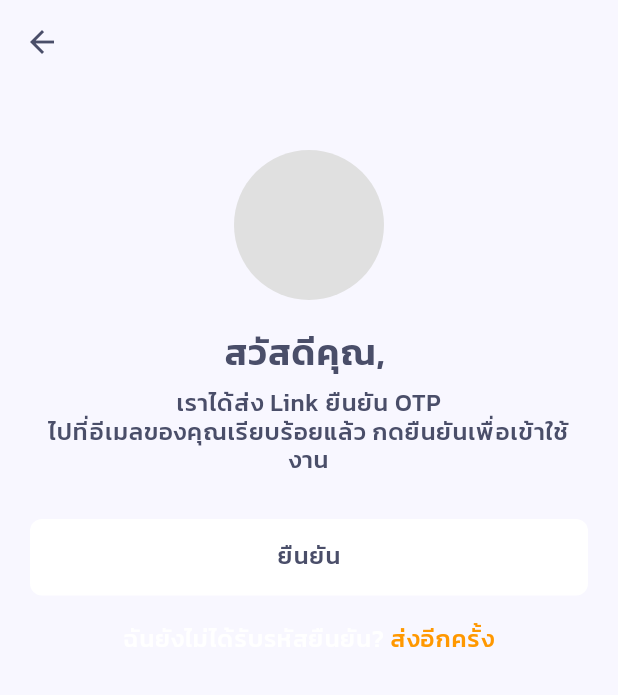
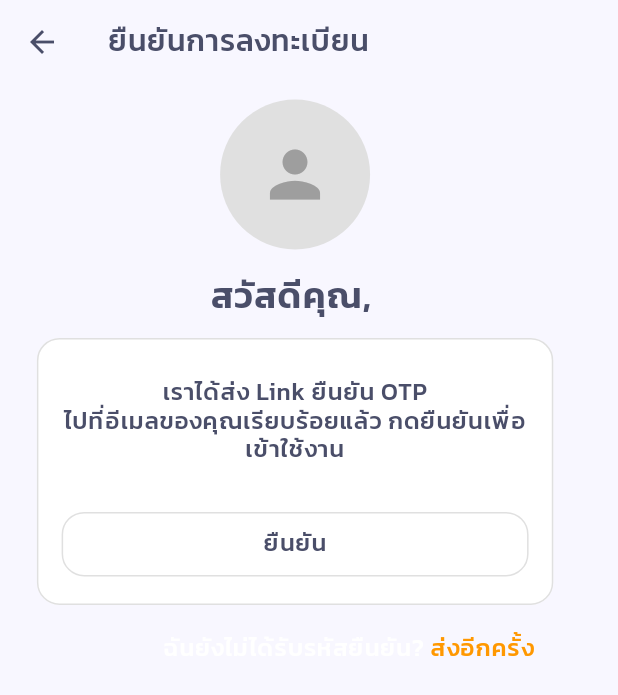
Before and after one commit to pumpkinn7/vocabtree, a Flutter app: the OTPVerificationScreen screen opened by its route, on a phone screen of 412 x 824 dp. Shown: the top 695 px of the screen. Run offline on Flutter 3.47's test engine with Material 3 defaults, Android fonts, the phone set to English and light mode, and no system bars; our stand-ins replace card_swiper, cloud_firestore, firebase_auth, firebase_core, firebase_storage, fl_chart and 5 more; missing offline and left inert: day_night_switcher, translator; accounts and stored records are empty; network calls fail.

Commit message:
OTPVerificationScreen

```diff
--- a/lib/features/auth/screens/otp_verification_screen.dart
+++ b/lib/features/auth/screens/otp_verification_screen.dart
@@ -1,12 +1,14 @@
 // ignore_for_file: library_private_types_in_public_api, use_build_context_synchronously
 
 import 'dart:io';
-
-import 'package:cloud_firestore/cloud_firestore.dart';
 import 'package:firebase_auth/firebase_auth.dart';
-import 'package:flutter/gestures.dart';
 import 'package:flutter/material.dart';
-import 'package:vocabtree/core/theme/text_styles.dart';
+import 'package:vocabtree/core/utils/responsive_helper.dart';
+import 'package:vocabtree/features/auth/services/email_verification_service.dart';
+import 'package:vocabtree/features/auth/widgets/otp/otp_header.dart';
+import 'package:vocabtree/features/auth/widgets/otp/otp_instructions.dart';
+import 'package:vocabtree/features/auth/widgets/otp/resend_link.dart';
+import 'package:vocabtree/features/auth/widgets/otp/verification_button.dart';
 
 class OTPVerificationScreen extends StatefulWidget {
   final String email;
@@ -32,155 +34,120 @@ class OTPVerificationScreen extends StatefulWidget {
 
 class _OTPVerificationScreenState extends State<OTPVerificationScreen> {
   User? user;
-  bool isUserCreated = false;
-
-  Future<void> _verifyEmail() async {
-    try {
-      await user!.reload();
-      User? refreshedUser = FirebaseAuth.instance.currentUser;
-
-      if (refreshedUser != null && refreshedUser.emailVerified) {
-        await FirebaseFirestore.instance
-            .collection('users')
-            .doc(refreshedUser.uid)
-            .set({
-          'username': widget.username,
-          'email': widget.email,
-          'profileImageUrl': widget.profileImageUrl,
-        });
-
-        Navigator.pushNamedAndRemoveUntil(
-          context,
-          '/account-success',
-          (Route<dynamic> route) => false,
-        );
-      } else {
-        ScaffoldMessenger.of(context).showSnackBar(
-          const SnackBar(content: Text('อีเมลยังไม่ได้รับการยืนยัน')),
-        );
-      }
-    } catch (e) {
-      ScaffoldMessenger.of(context).showSnackBar(
-        SnackBar(content: Text('Error: ${e.toString()}')),
-      );
-    }
-  }
-
-  Future<void> _resendVerificationEmail() async {
-    try {
-      await user!.sendEmailVerification();
-      ScaffoldMessenger.of(context).showSnackBar(
-        const SnackBar(content: Text('ลิงก์ยืนยันถูกส่งไปที่อีเมลของคุณแล้ว')),
-      );
-    } on FirebaseAuthException catch (e) {
-      if (e.code == 'too-many-requests') {
-        ScaffoldMessenger.of(context).showSnackBar(
-          const SnackBar(
-            content: Text('เราส่งไปแล้วนะ รอเวลาสักครู่ค่อยลองกดใหม่'),
-          ),
-        );
-      } else {
-        ScaffoldMessenger.of(context).showSnackBar(
-          SnackBar(content: Text('Error: ${e.message}')),
-        );
-      }
-    } catch (e) {
-      ScaffoldMessenger.of(context).showSnackBar(
-        SnackBar(content: Text('Error: ${e.toString()}')),
-      );
-    }
-  }
+  late EmailVerificationService _verificationService;
+  bool _isLoading = false; // เพิ่มตัวแปรสำหรับติดตามสถานะการโหลด
 
   @override
   void initState() {
     super.initState();
     user = widget.user;
+    _verificationService = EmailVerificationService(context);
+  }
+
+  Future<void> _handleVerifyEmail() async {
+    setState(() {
+      _isLoading = true;
+    });
+
+    try {
+      await _verificationService.verifyEmail(
+        user!,
+        widget.username,
+        widget.email,
+        widget.profileImageUrl,
+      );
+    } finally {
+      if (mounted) {
+        setState(() {
+          _isLoading = false;
+        });
+      }
+    }
+  }
+
+  Future<void> _handleResendVerification() async {
+    await _verificationService.resendVerificationEmail(user!);
   }
 
   @override
   Widget build(BuildContext context) {
+    double screenWidth = MediaQuery.of(context).size.width;
+    double widthFactor = 0.95;
+
+    if (screenWidth > 1200) {
+      widthFactor = 0.4;
+    } else if (screenWidth > 600) {
+      widthFactor = 0.6;
+    }
+
     return Scaffold(
       extendBodyBehindAppBar: true,
       appBar: AppBar(
+        title: const Text('ยืนยันการลงทะเบียน'),
         leading: IconButton(
           icon: const Icon(Icons.arrow_back),
-          onPressed: () {
-            Navigator.pop(context);
-          },
+          onPressed: () => Navigator.pop(context),
         ),
         backgroundColor: Colors.transparent,
         elevation: 0,
       ),
-      body: Padding(
-        padding: const EdgeInsets.symmetric(horizontal: 20),
+      body: SafeArea(
         child: SingleChildScrollView(
+          padding: EdgeInsets.fromLTRB(
+            ResponsiveHelper.getScreenWidth(context) * 0.05,
+            ResponsiveHelper.getVerticalSpacing(context) * 0.02,
+            ResponsiveHelper.getScreenWidth(context) * 0.05,
+            0,
+          ),
+          child: FractionallySizedBox(
+            widthFactor: widthFactor,
             child: Column(
-            crossAxisAlignment: CrossAxisAlignment.start,
               children: [
-              const SizedBox(height: 100),
-              Center(
-                child: CircleAvatar(
-                  radius: 50,
-                  backgroundColor: Colors.grey[300],
-                  backgroundImage: widget.profileImageFile != null
-                      ? FileImage(widget.profileImageFile!)
-                      : null,
+                OtpHeader(
+                  username: widget.username,
+                  profileImageFile: widget.profileImageFile,
                 ),
+                const SizedBox(height: 10), // ลดระยะห่าง
+                Card(
+                  elevation: 0,
+                  shape: RoundedRectangleBorder(
+                    borderRadius: BorderRadius.circular(15),
+                    side: BorderSide(color: Colors.grey[300]!),
                   ),
-              const SizedBox(height: 20),
-              Center(
-                child: Text(
-                  'สวัสดีคุณ, ${widget.username}',
-                  style: AppTextStyles.headline,
+                  child: Padding(
+                    padding: EdgeInsets.all(
+                      ResponsiveHelper.getScreenWidth(context) * 0.04,
                     ),
+                    child: Column(
+                      children: [
+                        const OtpInstructions(),
+                        const SizedBox(height: 20), // ลดระยะห่าง
+                        _isLoading
+                            ? const CircularProgressIndicator(
+                                color: Colors.orange)
+                            : VerificationButton(
+                                onPressed: _handleVerifyEmail,
+                                buttonText: 'ยืนยัน',
                               ),
-              const SizedBox(height: 10),
-              Center(
-                child: Text(
-                  'เราได้ส่ง Link ยืนยัน OTP\nไปที่อีเมลของคุณเรียบร้อยแล้ว กดยืนยันเพื่อเข้าใช้งาน',
-                  textAlign: TextAlign.center,
-                  style: AppTextStyles.label,
-                ),
-              ),
-              const SizedBox(height: 30),
-              SizedBox(
-                width: double.infinity,
-                child: ElevatedButton(
-                  onPressed: _verifyEmail,
-                  style: ElevatedButton.styleFrom(
-                    padding: const EdgeInsets.symmetric(vertical: 16),
-                    shape: RoundedRectangleBorder(
-                      borderRadius: BorderRadius.circular(8),
-                    ),
-                  ),
-                  child: Text(
-                    'ยืนยัน',
-                    style: AppTextStyles.label,
+                      ],
                     ),
                   ),
                 ),
-              const SizedBox(height: 20),
-              Center(
-                child: RichText(
-                  text: TextSpan(
-                    text: 'ฉันยังไม่ได้รับรหัสยืนยัน? ',
-                    style: AppTextStyles.label,
-                    children: [
-                      TextSpan(
-                        text: 'ส่งอีกครั้ง',
-                        style:
-                            AppTextStyles.label.copyWith(color: Colors.orange),
-                        recognizer: TapGestureRecognizer()
-                          ..onTap = _resendVerificationEmail,
+                Padding(
+                  padding: EdgeInsets.only(
+                    top: 16,
+                    right: ResponsiveHelper.getScreenWidth(context) * 0.04,
                   ),
-                    ],
-                  ),
+                  child: Align(
+                    alignment: Alignment.centerRight,
+                    child: ResendLink(onResend: _handleResendVerification),
                   ),
                 ),
               ],
             ),
           ),
         ),
+      ),
     );
   }
 }
--- /dev/null
+++ b/lib/features/auth/widgets/otp/otp_header.dart
@@ -0,0 +1,37 @@
+import 'dart:io';
+import 'package:flutter/material.dart';
+import 'package:vocabtree/core/theme/text_styles.dart';
+
+class OtpHeader extends StatelessWidget {
+  final String username;
+  final File? profileImageFile;
+
+  const OtpHeader({
+    super.key,
+    required this.username,
+    this.profileImageFile,
+  });
+
+  @override
+  Widget build(BuildContext context) {
+    return Column(
+      children: [
+        const SizedBox(height: 10), // ลดระยะห่างลงอีก
+        CircleAvatar(
+          radius: 50,
+          backgroundColor: Colors.grey[300],
+          backgroundImage:
+              profileImageFile != null ? FileImage(profileImageFile!) : null,
+          child: profileImageFile == null
+              ? const Icon(Icons.person, size: 50, color: Colors.grey)
+              : null,
+        ),
+        const SizedBox(height: 16), // ลดระยะห่าง
+        Text(
+          'สวัสดีคุณ, $username',
+          style: AppTextStyles.headline,
+        ),
+      ],
+    );
+  }
+}
--- /dev/null
+++ b/lib/features/auth/widgets/otp/otp_instructions.dart
@@ -0,0 +1,18 @@
+import 'package:flutter/material.dart';
+import 'package:vocabtree/core/theme/text_styles.dart';
+
+class OtpInstructions extends StatelessWidget {
+  const OtpInstructions({super.key});
+
+  @override
+  Widget build(BuildContext context) {
+    return Padding(
+      padding: const EdgeInsets.symmetric(vertical: 10),
+      child: Text(
+        'เราได้ส่ง Link ยืนยัน OTP\nไปที่อีเมลของคุณเรียบร้อยแล้ว กดยืนยันเพื่อเข้าใช้งาน',
+        textAlign: TextAlign.center,
+        style: AppTextStyles.label,
+      ),
+    );
+  }
+}
--- /dev/null
+++ b/lib/features/auth/widgets/otp/resend_link.dart
@@ -0,0 +1,29 @@
+import 'package:flutter/gestures.dart';
+import 'package:flutter/material.dart';
+import 'package:vocabtree/core/theme/text_styles.dart';
+
+class ResendLink extends StatelessWidget {
+  final VoidCallback onResend;
+
+  const ResendLink({
+    super.key,
+    required this.onResend,
+  });
+
+  @override
+  Widget build(BuildContext context) {
+    return RichText(
+      text: TextSpan(
+        text: 'ฉันยังไม่ได้รับรหัสยืนยัน? ',
+        style: AppTextStyles.label,
+        children: [
+          TextSpan(
+            text: 'ส่งอีกครั้ง',
+            style: AppTextStyles.label.copyWith(color: Colors.orange),
+            recognizer: TapGestureRecognizer()..onTap = onResend,
+          ),
+        ],
+      ),
+    );
+  }
+}
--- /dev/null
+++ b/lib/features/auth/widgets/otp/verification_button.dart
@@ -0,0 +1,28 @@
+import 'package:flutter/material.dart';
+import 'package:vocabtree/core/theme/text_styles.dart';
+
+class VerificationButton extends StatelessWidget {
+  final VoidCallback onPressed;
+  final String buttonText;
+
+  const VerificationButton({
+    super.key,
+    required this.onPressed,
+    required this.buttonText,
+  });
+
+  @override
+  Widget build(BuildContext context) {
+    return SizedBox(
+      width: double.infinity,
+      child: ElevatedButton(
+        onPressed: onPressed,
+        // ปรับ style ให้เหมือนกับปุ่มใน LoginForm
+        style: ElevatedButton.styleFrom(
+            // ลบ padding และ shape ที่มีอยู่เดิม เพื่อใช้ตามค่าเริ่มต้นเหมือน LoginForm
+            ),
+        child: Text(buttonText, style: AppTextStyles.label),
+      ),
+    );
+  }
+}
```
Also changed, not shown: lib/features/auth/services/email_verification_service.dart (added, +92 -0 lines). Lines whose indentation alone changed are shown as unchanged.
